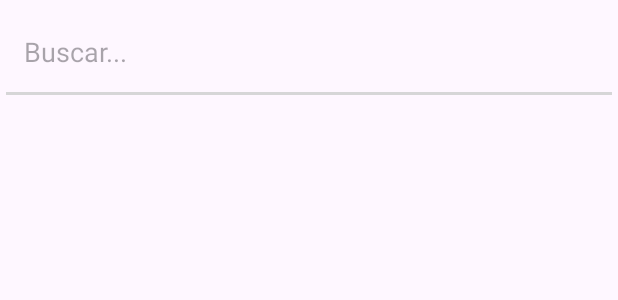
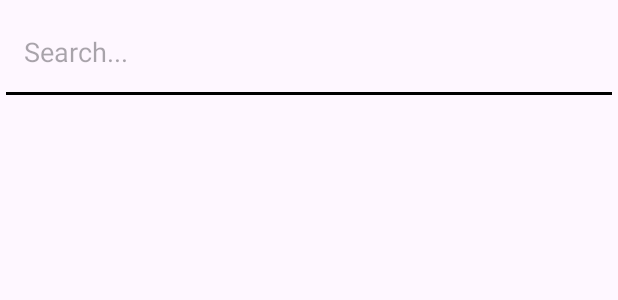
Before and after one commit to InakiSebastian/4V_ODS, an Android app: the layout activity_main.xml on its own in the app's theme, with its tools: preview values and no code run, on a phone screen of 412 x 824 dp. Shown: the top 300 px of the screen. Run offline under Robolectric (Android 15) with nearby library versions, the light colour scheme and no system bars.

Commit message:
Commit: layouts basicos

```diff
--- a/ANDROID_4VODS/app/build.gradle.kts
+++ b/ANDROID_4VODS/app/build.gradle.kts
@@ -42,4 +42,5 @@ dependencies {
     androidTestImplementation(libs.espresso.core)
     implementation("com.squareup.retrofit2:retrofit:2.9.0")
     implementation("com.squareup.retrofit2:converter-gson:2.9.0")
+    implementation("com.google.android.flexbox:flexbox:3.0.0")
 }
--- a/ANDROID_4VODS/app/src/main/res/layout/activity_main.xml
+++ b/ANDROID_4VODS/app/src/main/res/layout/activity_main.xml
@@ -8,25 +8,24 @@
     tools:context=".activities.MainActivity">
 
         <EditText
-        android:id="@+id/busqueda"
+        android:id="@+id/search"
         android:layout_width="match_parent"
         android:layout_height="70dp"
-        android:hint="@string/buscar"
+        android:hint="@string/search"
         android:inputType="text"
         android:paddingStart="16dp"
         android:paddingEnd="16dp"
         android:singleLine="false"
-        android:backgroundTint="@color/sombras_bordes"
+        android:backgroundTint="@color/black"
         app:layout_constraintEnd_toEndOf="parent"
         app:layout_constraintStart_toStartOf="parent"
         app:layout_constraintTop_toTopOf="parent" />
 
         <androidx.recyclerview.widget.RecyclerView
-        android:id="@+id/recyclerView"
-        android:layout_width="match_parent"
-        android:layout_height="wrap_content"
-        android:layout_marginTop="12dp"
-        app:layout_constraintStart_toStartOf="parent"
-        app:layout_constraintTop_toBottomOf="@+id/busqueda" />
+            android:id="@+id/recyclerView"
+            android:layout_width="match_parent"
+            android:layout_height="wrap_content"
+            app:layout_constraintStart_toStartOf="parent"
+            app:layout_constraintTop_toBottomOf="@+id/search" />
 
 </androidx.constraintlayout.widget.ConstraintLayout>
--- a/ANDROID_4VODS/app/src/main/res/values/strings.xml
+++ b/ANDROID_4VODS/app/src/main/res/values/strings.xml
@@ -1,4 +1,6 @@
 <resources>
     <string name="app_name">ANDROID_4VODS</string>
     <string name="buscar">Buscar...</string>
+    <string name="nombre">Nombre</string>
+    <string name="search">Search...</string>
 </resources>
```
Also changed, not shown: ANDROID_4VODS/app/src/main/res/layout/item_iniciative.xml (added, +74 -0 lines).
